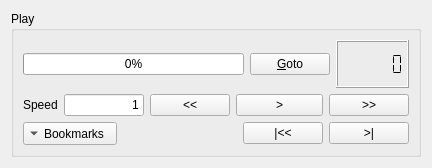
Qt form lib/roby/log/gui/replay_controls.ui (rock-core/tools-roby) before a commit.
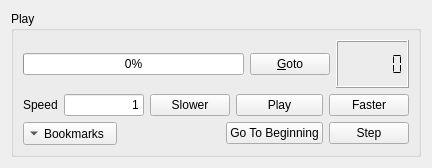
The same form after that commit.

Commit message:
gui: make the buttons of the log replay explicit
I.e. we're not using symbols anymore, but full text.

What changed in the file:
```diff
--- a/lib/roby/log/gui/replay_controls.ui
+++ b/lib/roby/log/gui/replay_controls.ui
@@ -103,8 +103,8 @@
 &lt;/style>&lt;/head>&lt;body style=" font-family:'Sans Serif'; font-size:9pt; font-weight:400; font-style:normal; text-decoration:none;">
 &lt;p style=" margin-top:0px; margin-bottom:0px; margin-left:0px; margin-right:0px; -qt-block-indent:0; text-indent:0px;">Decrease speed&lt;/p>&lt;/body>&lt;/html></string>
           </property>
-          <property name="text" >
-           <string>&lt;&lt;</string>
+          <property name="text">
+           <string>Slower</string>
           </property>
          </widget>
         </item>
@@ -122,8 +122,8 @@
 &lt;/style>&lt;/head>&lt;body style=" font-family:'Sans Serif'; font-size:9pt; font-weight:400; font-style:normal; text-decoration:none;">
 &lt;p style=" margin-top:0px; margin-bottom:0px; margin-left:0px; margin-right:0px; -qt-block-indent:0; text-indent:0px;">Play&lt;/p>&lt;/body>&lt;/html></string>
           </property>
-          <property name="text" >
-           <string>></string>
+          <property name="text">
+           <string>Play</string>
           </property>
           <property name="checkable" >
            <bool>true</bool>
@@ -138,8 +138,8 @@
 &lt;/style>&lt;/head>&lt;body style=" font-family:'Sans Serif'; font-size:9pt; font-weight:400; font-style:normal; text-decoration:none;">
 &lt;p style=" margin-top:0px; margin-bottom:0px; margin-left:0px; margin-right:0px; -qt-block-indent:0; text-indent:0px;">Increase speed&lt;/p>&lt;/body>&lt;/html></string>
           </property>
-          <property name="text" >
-           <string>>></string>
+          <property name="text">
+           <string>Faster</string>
           </property>
          </widget>
         </item>
@@ -184,8 +184,8 @@
 &lt;/style>&lt;/head>&lt;body style=" font-family:'Sans Serif'; font-size:9pt; font-weight:400; font-style:normal; text-decoration:none;">
 &lt;p style=" margin-top:0px; margin-bottom:0px; margin-left:0px; margin-right:0px; -qt-block-indent:0; text-indent:0px;">Go to start&lt;/p>&lt;/body>&lt;/html></string>
           </property>
-          <property name="text" >
-           <string>|&lt;&lt;</string>
+          <property name="text">
+           <string>Go To Beginning</string>
           </property>
           <property name="shortcut" >
            <string/>
@@ -200,8 +200,8 @@
 &lt;/style>&lt;/head>&lt;body style=" font-family:'Sans Serif'; font-size:9pt; font-weight:400; font-style:normal; text-decoration:none;">
 &lt;p style=" margin-top:0px; margin-bottom:0px; margin-left:0px; margin-right:0px; -qt-block-indent:0; text-indent:0px;">Go forward one step&lt;/p>&lt;/body>&lt;/html></string>
           </property>
-          <property name="text" >
-           <string>>|</string>
+          <property name="text">
+           <string>Step</string>
           </property>
          </widget>
         </item>
```
Left out of the diff: 175 changed lines with no effect on the pictures.
